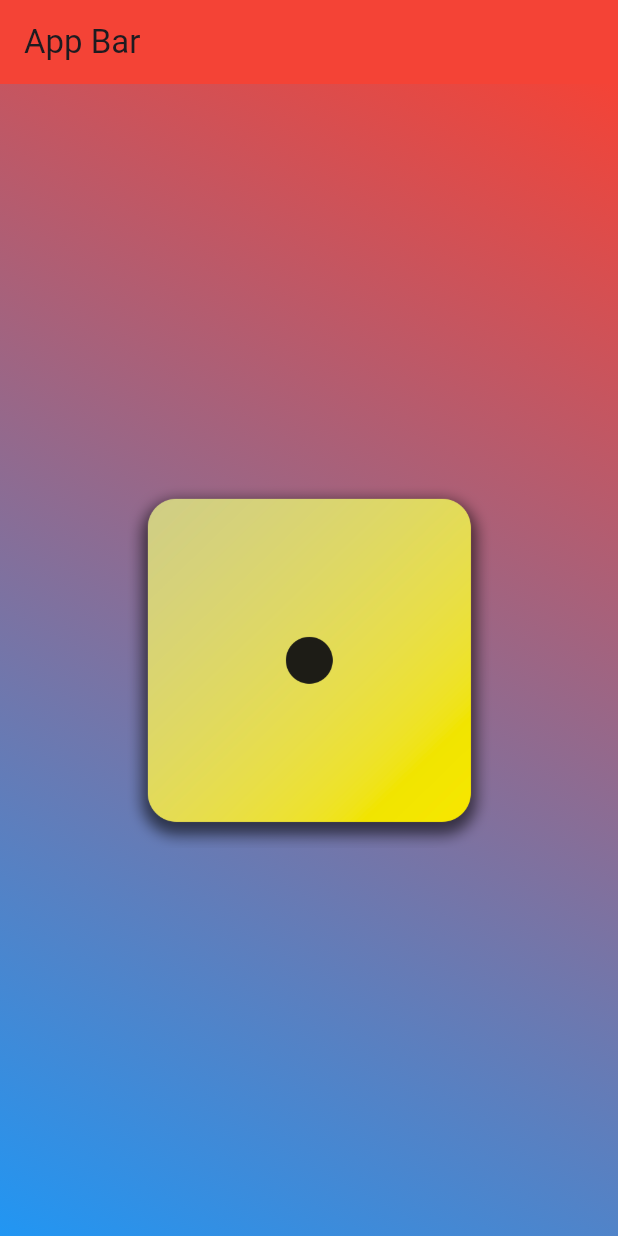
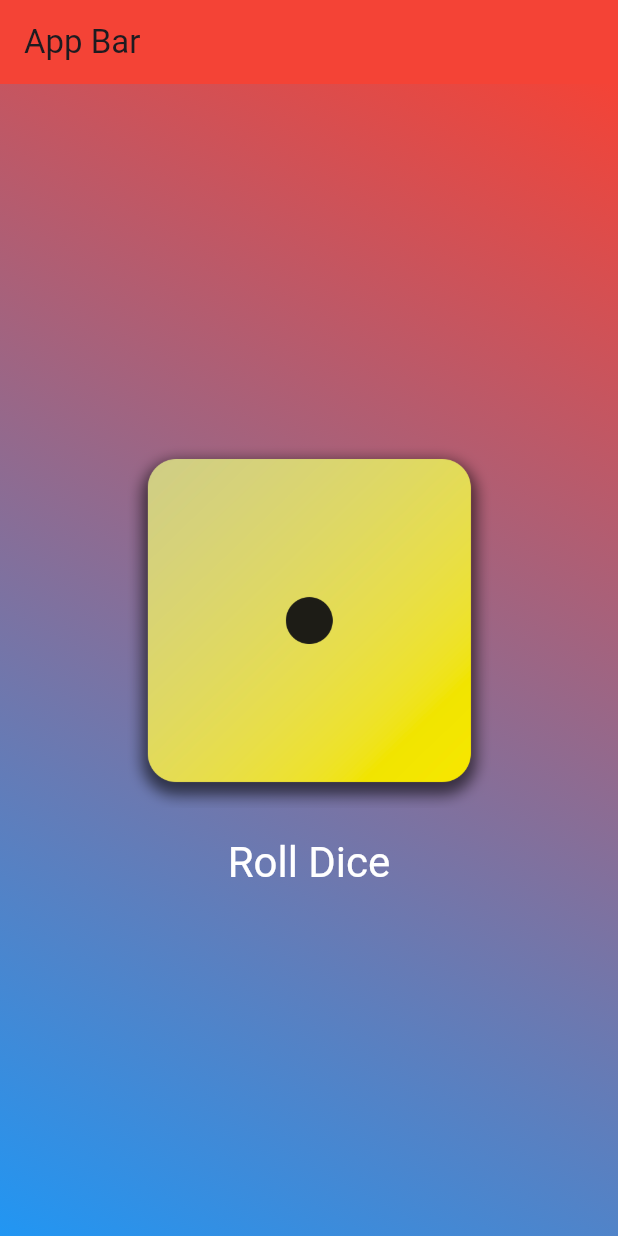
Before and after one commit to fbssaejun/dice_app, a Flutter app: the screen it shows after launch, on a phone screen of 412 x 824 dp. Run offline on Flutter 3.47's test engine with Material 3 defaults, Android fonts, the phone set to English and light mode, and no system bars.

Commit message:
align Widgets with Column, add styling to the button and the image

```diff
--- a/lib/gradient_container.dart
+++ b/lib/gradient_container.dart
@@ -15,6 +15,10 @@ class GradientContainer extends StatelessWidget {
   final Alignment startAlignment;
   final Alignment endAlignment;
 
+  void rollDice() {
+
+  }
+
   @override
   Widget build(context) {
     return Container(
@@ -26,9 +30,22 @@ class GradientContainer extends StatelessWidget {
             )
           ),
           child: Center(
-            child: Image.asset(
-              'assets/images/dice-1.png',
-              width: 250
+            child: Column(
+              mainAxisSize: MainAxisSize.min,
+              children: [
+                Image.asset(
+                  'assets/images/dice-1.png',
+                  width: 250
+                ),
+                TextButton(
+                    onPressed: rollDice,
+                    style: TextButton.styleFrom(
+                      padding: const EdgeInsets.only(top: 20),
+                      foregroundColor: Colors.white,
+                      textStyle: const TextStyle(fontSize: 28)),
+                    child: const Text('Roll Dice')
+                  )
+              ]
             )
           ),
         );
```
